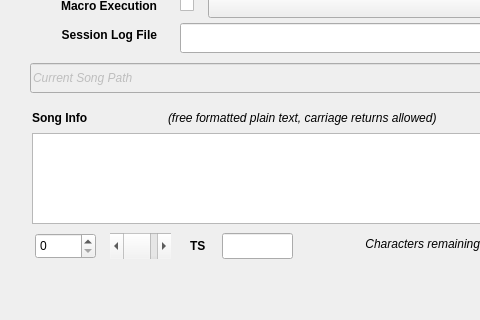
First picture: the form in seq_qt5/forms/qsessionframe.ui, repository ahlstromcj/seq66, before the edit; both pictures show x 0 to 480 and y 147 to 467 of the 690 by 467 pixel window.
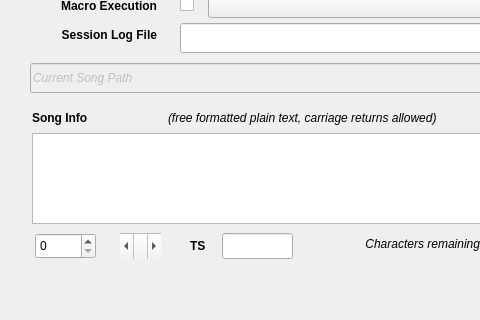
Second picture: the form after the edit.

What changed in the file:
```diff
--- a/seq_qt5/forms/qsessionframe.ui
+++ b/seq_qt5/forms/qsessionframe.ui
@@ -647,9 +647,9 @@
   <widget class="QScrollBar" name="scrollBarTextNumber">
    <property name="geometry">
     <rect>
-     <x>110</x>
+     <x>120</x>
      <y>380</y>
-     <width>61</width>
+     <width>41</width>
      <height>26</height>
     </rect>
    </property>
```
Left out of the diff: 9 changed lines with no effect on the pictures.
